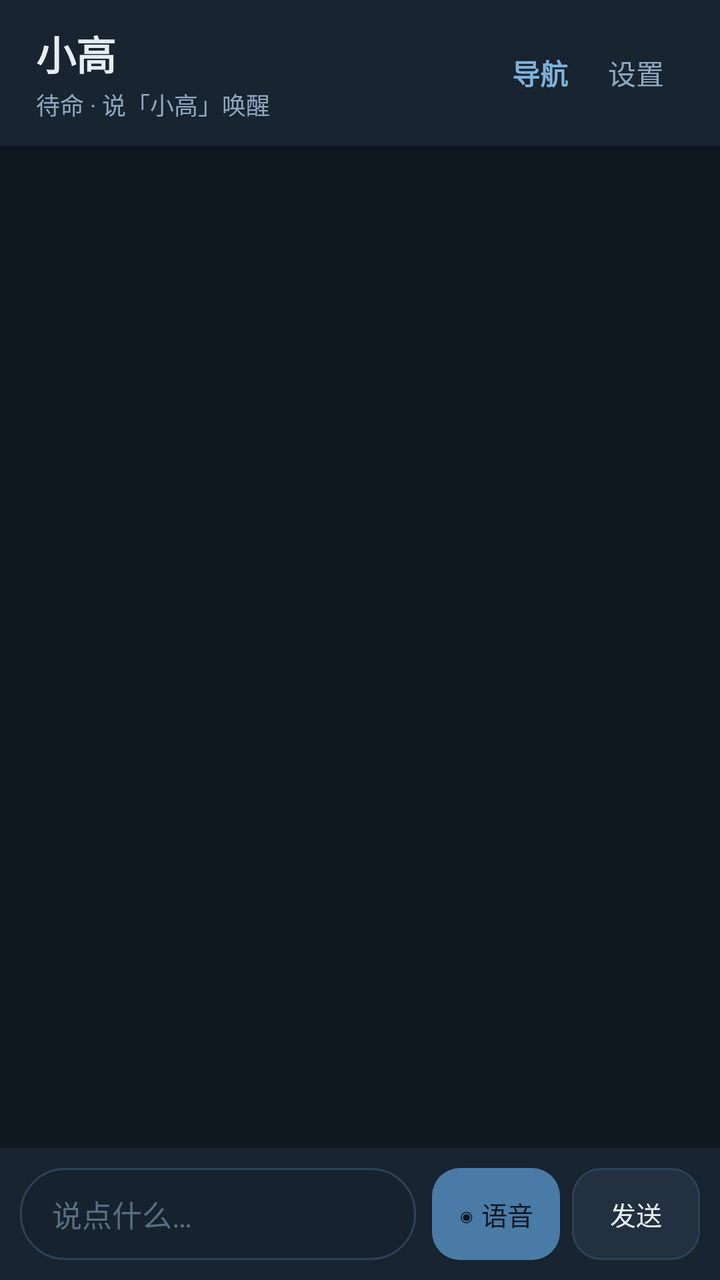
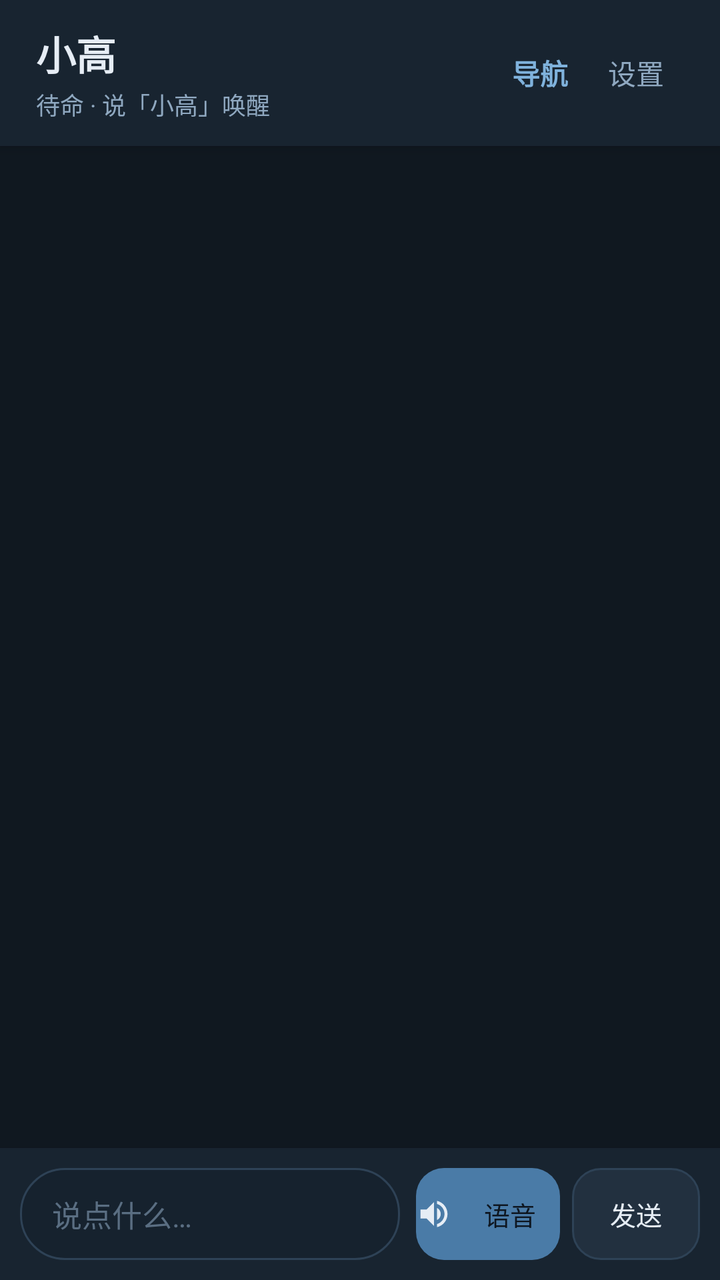

The first picture is an Android layout as it rendered before a commit; the second is the same layout after the commit. The layout source and the unified diff follow.
<!-- AndroidManifest.xml: application theme Theme.NavAgent -->
<!-- res/layout/activity_chat.xml -->
<?xml version="1.0" encoding="utf-8"?>
<LinearLayout xmlns:android="http://schemas.android.com/apk/res/android"
    android:layout_width="match_parent"
    android:layout_height="match_parent"
    android:background="#101820"
    android:orientation="vertical">

    
    <LinearLayout
        android:layout_width="match_parent"
        android:layout_height="wrap_content"
        android:background="#182430"
        android:elevation="4dp"
        android:gravity="center_vertical"
        android:orientation="horizontal"
        android:paddingHorizontal="18dp"
        android:paddingVertical="12dp">

        <LinearLayout
            android:layout_width="0dp"
            android:layout_height="wrap_content"
            android:layout_weight="1"
            android:orientation="vertical">

            <TextView
                android:id="@+id/ai_title"
                android:layout_width="wrap_content"
                android:layout_height="wrap_content"
                android:text="@string/chat_title"
                android:textColor="#E6EDF5"
                android:textSize="20sp"
                android:textStyle="bold" />

            <TextView
                android:id="@+id/voice_status"
                android:layout_width="match_parent"
                android:layout_height="wrap_content"
                android:layout_marginTop="2dp"
                android:text="@string/chat_subtitle"
                android:textColor="#8FA8C0"
                android:textSize="12sp" />
        </LinearLayout>

        <TextView
            android:id="@+id/interrupt_nav"
            android:layout_width="wrap_content"
            android:layout_height="wrap_content"
            android:layout_marginEnd="6dp"
            android:background="@drawable/bg_btn_danger"
            android:paddingHorizontal="10dp"
            android:paddingVertical="8dp"
            android:text="中断"
            android:textColor="#F2E4E4"
            android:textSize="13sp"
            android:visibility="gone" />

        <TextView
            android:id="@+id/open_nav"
            android:layout_width="wrap_content"
            android:layout_height="wrap_content"
            android:background="?android:attr/selectableItemBackground"
            android:paddingHorizontal="10dp"
            android:paddingVertical="8dp"
            android:text="@string/open_nav"
            android:textColor="#7FB2DC"
            android:textSize="14sp"
            android:textStyle="bold" />

        <TextView
            android:id="@+id/settings"
            android:layout_width="wrap_content"
            android:layout_height="wrap_content"
            android:background="?android:attr/selectableItemBackground"
            android:paddingHorizontal="10dp"
            android:paddingVertical="8dp"
            android:text="@string/settings"
            android:textColor="#8FA8C0"
            android:textSize="14sp" />
    </LinearLayout>

    <androidx.recyclerview.widget.RecyclerView
        android:id="@+id/messages"
        android:layout_width="match_parent"
        android:layout_height="0dp"
        android:layout_weight="1"
        android:clipToPadding="false"
        android:paddingHorizontal="12dp"
        android:paddingVertical="10dp" />

    <LinearLayout
        android:layout_width="match_parent"
        android:layout_height="wrap_content"
        android:background="#182430"
        android:elevation="4dp"
        android:gravity="center_vertical"
        android:orientation="horizontal"
        android:padding="10dp">

        <EditText
            android:id="@+id/input"
            android:layout_width="0dp"
            android:layout_height="46dp"
            android:layout_weight="1"
            android:background="@drawable/bg_input"
            android:hint="@string/chat_hint"
            android:imeOptions="actionSend"
            android:inputType="text"
            android:maxLines="3"
            android:paddingHorizontal="16dp"
            android:textColor="#E6EDF5"
            android:textColorHint="#5A6E82"
            android:textSize="15sp"
            android:autofillHints="" />

        <Button
            android:id="@+id/mic"
            android:layout_width="64dp"
            android:layout_height="46dp"
            android:layout_marginStart="8dp"
            android:background="@drawable/bg_btn_primary"
                    android:backgroundTint="@null"
                    android:stateListAnimator="@null"
            android:text="◉ 语音"
            android:textColor="#0E1620"
            android:textSize="13sp" />

        <Button
            android:id="@+id/send"
            android:layout_width="64dp"
            android:layout_height="46dp"
            android:layout_marginStart="6dp"
            android:background="@drawable/bg_btn_ghost"
                    android:backgroundTint="@null"
                    android:stateListAnimator="@null"
            android:text="@string/send"
            android:textColor="#E6EDF5"
            android:textSize="13sp" />
    </LinearLayout>

</LinearLayout>
<!-- resources referenced by this layout -->
<resources>
  <!-- drawable bg_btn_danger (drawable) -->
  <?xml version="1.0" encoding="utf-8"?>
  <ripple xmlns:android="http://schemas.android.com/apk/res/android"
      android:color="#40FFFFFF">
      <item>
          <shape android:shape="rectangle">
              <solid android:color="#7A4747" />
              <corners android:radius="14dp" />
          </shape>
      </item>
  </ripple>
  <!-- drawable bg_btn_ghost (drawable) -->
  <?xml version="1.0" encoding="utf-8"?>
  <ripple xmlns:android="http://schemas.android.com/apk/res/android"
      android:color="#33FFFFFF">
      <item>
          <shape android:shape="rectangle">
              <solid android:color="#22303F" />
              <corners android:radius="14dp" />
              <stroke android:width="1dp" android:color="#2E4256" />
          </shape>
      </item>
  </ripple>
  <!-- drawable bg_btn_primary (drawable) -->
  <?xml version="1.0" encoding="utf-8"?>
  <ripple xmlns:android="http://schemas.android.com/apk/res/android"
      android:color="#40FFFFFF">
      <item>
          <shape android:shape="rectangle">
              <solid android:color="#4A7BA7" />
              <corners android:radius="14dp" />
          </shape>
      </item>
  </ripple>
  <!-- drawable bg_input (drawable) -->
  <?xml version="1.0" encoding="utf-8"?>
  <shape xmlns:android="http://schemas.android.com/apk/res/android"
      android:shape="rectangle">
      <solid android:color="#16222E" />
      <corners android:radius="22dp" />
      <stroke
          android:width="1dp"
          android:color="#2E4256" />
  </shape>
  <string name="chat_hint">说点什么…</string>
  <string name="chat_subtitle">待命 · 说「小高」唤醒</string>
  <string name="chat_title">小高</string>
  <string name="open_nav">导航</string>
  <string name="send">发送</string>
  <string name="settings">设置</string>
  <style name="Theme.NavAgent" parent="Theme.AppCompat.DayNight.NoActionBar">
          <item name="colorPrimary">#3A5A7A</item>
          <item name="colorPrimaryDark">#0E1620</item>
          <item name="colorAccent">#4A7BA7</item>
      </style>
</resources>

<!-- the commit's change to res/layout/activity_chat.xml (unified diff, before → after) -->
@@ -114,13 +114,16 @@
 
         <Button
             android:id="@+id/mic"
-            android:layout_width="64dp"
+            android:layout_width="wrap_content"
             android:layout_height="46dp"
             android:layout_marginStart="8dp"
+            android:minWidth="72dp"
             android:background="@drawable/bg_btn_primary"
                     android:backgroundTint="@null"
                     android:stateListAnimator="@null"
-            android:text="◉ 语音"
+            android:drawableStart="@drawable/ic_mic"
+            android:drawablePadding="4dp"
+            android:text="语音"
             android:textColor="#0E1620"
             android:textSize="13sp" />
 
<!-- resource entries referenced after the edit -->
@@ -44,6 +44,25 @@
           android:width="1dp"
           android:color="#2E4256" />
   </shape>
+  <!-- drawable ic_mic (drawable) -->
+  <?xml version="1.0" encoding="utf-8"?>
+  <vector xmlns:android="http://schemas.android.com/apk/res/android"
+      android:width="18dp"
+      android:height="18dp"
+      android:viewportWidth="24"
+      android:viewportHeight="24"
+      android:tint="#E6EDF5">
+  
+      
+      <path
+          android:fillColor="#E6EDF5"
+          android:pathData="M3,9v6h4l5,5V4L7,9H3z" />
+  
+      
+      <path
+          android:fillColor="#E6EDF5"
+          android:pathData="M16.5,12c0,-1.77 -1.02,-3.29 -2.5,-4.03v8.05c1.48,-0.73 2.5,-2.25 2.5,-4.02zM14,3.23v2.06c2.89,0.86 5,3.54 5,6.71s-2.11,5.85 -5,6.71v2.06c4.01,-0.91 7,-4.49 7,-8.77s-2.99,-7.86 -7,-8.77z" />
+  </vector>
   <string name="chat_hint">说点什么…</string>
   <string name="chat_subtitle">待命 · 说「小高」唤醒</string>
   <string name="chat_title">小高</string>
